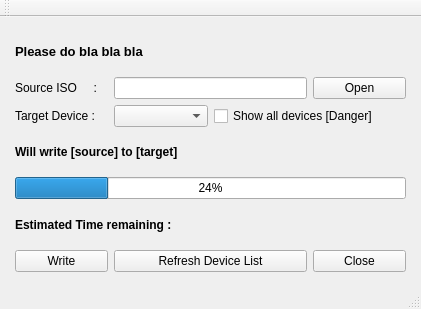
Before: the Qt Designer form mainwindow.ui in sarim/ppd, drawn with Qt 5.
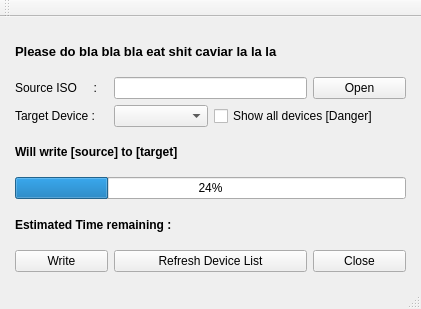
After: the same form once the commit is applied.

Commit message: added platform checking

The edit to the form file:
```diff
--- a/mainwindow.ui
+++ b/mainwindow.ui
@@ -28,7 +28,7 @@
        </font>
       </property>
       <property name="text">
-       <string>Please do bla bla bla</string>
+       <string>Please do bla bla bla eat shit caviar la la la</string>
       </property>
      </widget>
     </item>
```
The commit also changes 2 other files.
